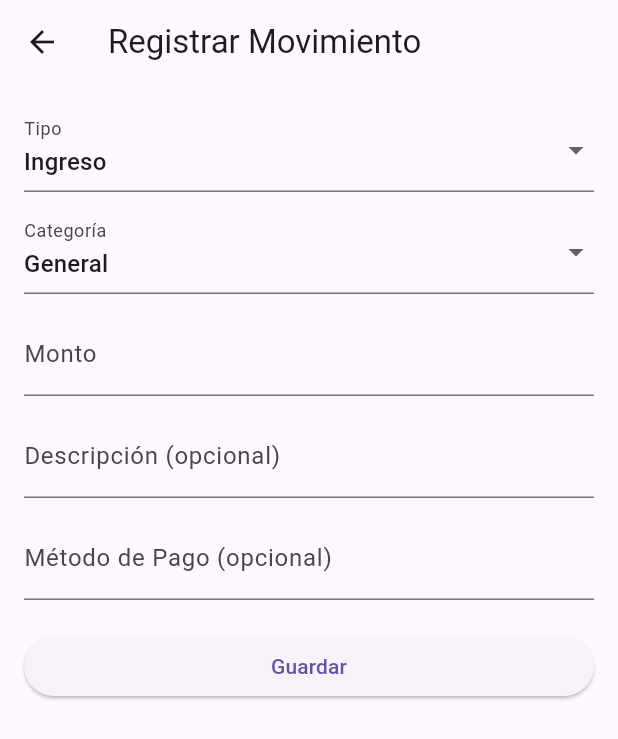
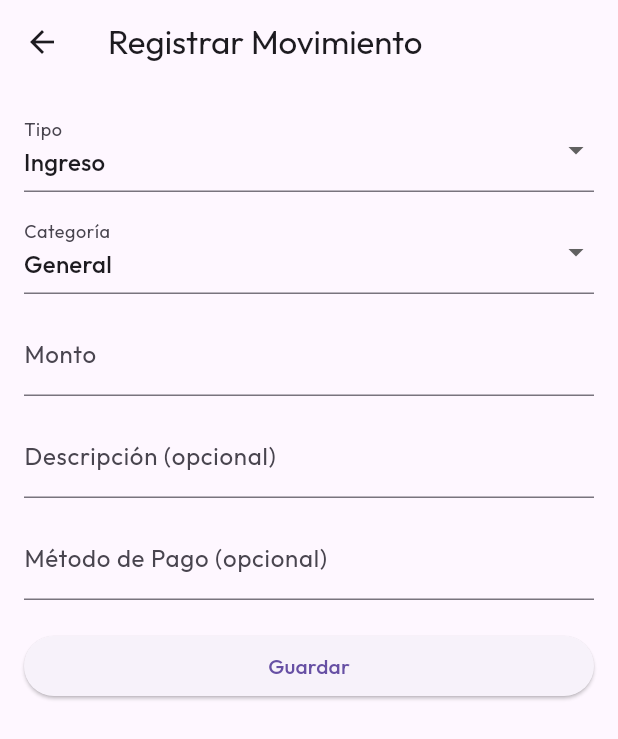
Before and after one commit to abuenoh-tecsup/AppMultiplataforma_Lab14, a Flutter app: the screen it shows after launch, after a tap on "Entrar", after a tap on the "add" icon, on a phone screen of 412 x 824 dp. Shown: the top 739 px of the screen. Run offline on Flutter 3.47's test engine with Material 3 defaults, Android fonts, the phone set to English and light mode, and no system bars; our stand-ins replace sqflite; accounts and stored records are empty.

Commit message:
Fuente Outfit

```diff
--- a/lib/main.dart
+++ b/lib/main.dart
@@ -22,6 +22,7 @@ class SaveMoneyApp extends StatelessWidget {
         title: "SaveMoney",
         theme: ThemeData(
           primarySwatch: Colors.green,
+          fontFamily: 'Outfit',
         ),
         initialRoute: '/',
         routes: {
```
Also changed, not shown: pubspec.yaml (+22 -32 lines), assets/fonts/Outfit-Black.ttf (added), assets/fonts/Outfit-Bold.ttf (added), assets/fonts/Outfit-ExtraBold.ttf (added), assets/fonts/Outfit-ExtraLight.ttf (added), assets/fonts/Outfit-Light.ttf (added), assets/fonts/Outfit-Medium.ttf (added), assets/fonts/Outfit-Regular.ttf (added), assets/fonts/Outfit-SemiBold.ttf (added), assets/fonts/Outfit-Thin.ttf (added).
